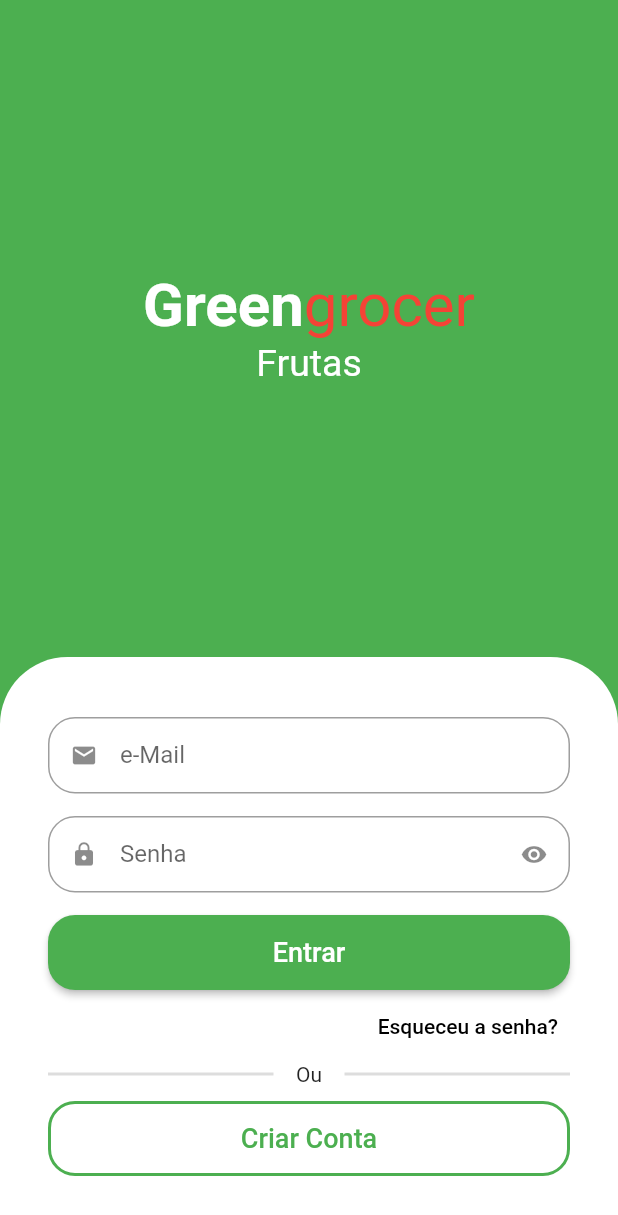
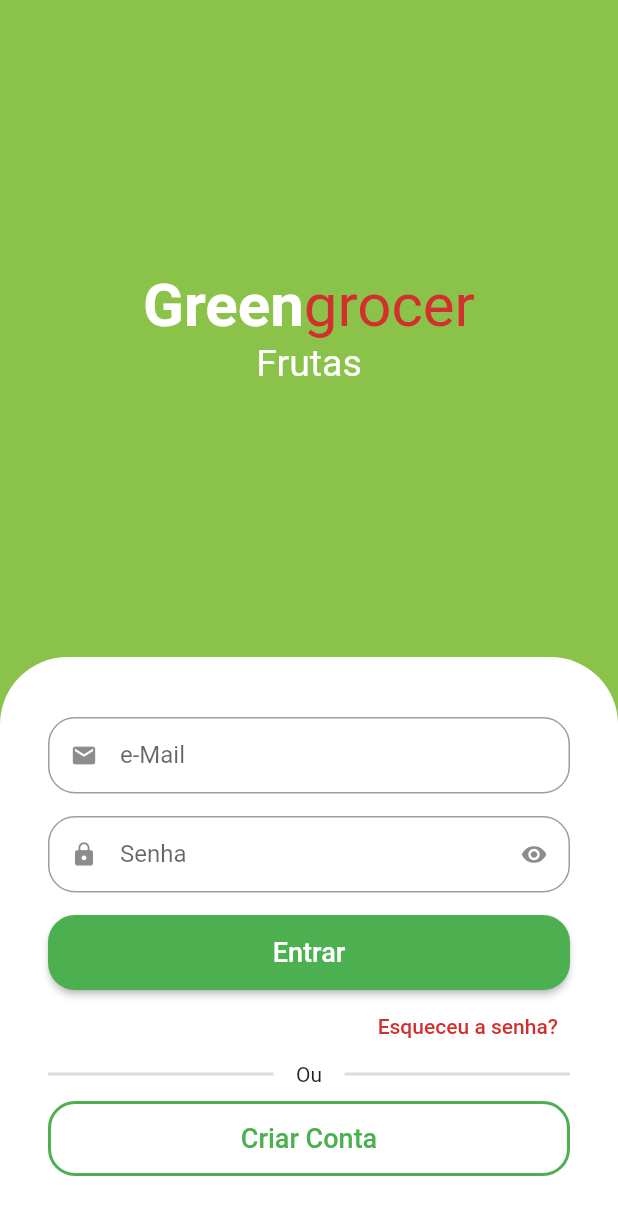
Before and after one commit to manfriny/greengrocer, a Flutter app: the screen it shows after launch, on a phone screen of 412 x 824 dp. Shown: the top 1215 px of the screen. Run offline on Flutter 3.47's test engine with Material 2 defaults, Android fonts, the phone set to English and light mode, and no system bars; drawn by our look-alikes of animated_text_kit.

Commit message:
Aula10 Finalizado a tela de login

```diff
--- a/lib/src/auth/sign_in_screen.dart
+++ b/lib/src/auth/sign_in_screen.dart
@@ -1,6 +1,7 @@
 import 'package:animated_text_kit/animated_text_kit.dart';
 import 'package:flutter/material.dart';
 import 'package:greengrocer/src/auth/components/custom_text_field.dart';
+import 'package:greengrocer/src/config/custom_colors.dart';
 
 class SignInScreen extends StatelessWidget {
   const SignInScreen({super.key});
@@ -8,7 +9,7 @@ class SignInScreen extends StatelessWidget {
   @override
   Widget build(BuildContext context) {
     return Scaffold(
-      backgroundColor: Colors.green,
+      backgroundColor: CustomColors.customSwatchColor,
       body: Column(
         children: [
           Expanded(
@@ -16,13 +17,13 @@ class SignInScreen extends StatelessWidget {
               mainAxisAlignment: MainAxisAlignment.center,
               children: [
                 //Nome do APP
-                const Text.rich(
+                Text.rich(
                   TextSpan(
-                    style: TextStyle(
+                    style: const TextStyle(
                       fontSize: 40,
                     ),
                     children: [
-                      TextSpan(
+                      const TextSpan(
                         text: 'Green',
                         style: TextStyle(
                           color: Colors.white,
@@ -32,7 +33,7 @@ class SignInScreen extends StatelessWidget {
                       TextSpan(
                         text: 'grocer',
                         style: TextStyle(
-                          color: Colors.red,
+                          color: CustomColors.customContrastColor,
                         ),
                       ),
                     ],
@@ -115,9 +116,9 @@ class SignInScreen extends StatelessWidget {
                   alignment: Alignment.centerRight,
                   child: TextButton(
                     onPressed: () {},
-                    child: const Text(
+                    child: Text(
                       'Esqueceu a senha?',
-                      style: TextStyle(color: Colors.black),
+                      style: TextStyle(color: CustomColors.customContrastColor),
                     ),
                   ),
                 ),
--- /dev/null
+++ b/lib/src/config/custom_colors.dart
@@ -0,0 +1,21 @@
+import 'package:flutter/material.dart';
+
+Map<int, Color> _swatchOpacity = {
+  50: const Color.fromRGBO(139, 195, 74, .1),
+  100: const Color.fromRGBO(139, 195, 74, .2),
+  200: const Color.fromRGBO(139, 195, 74, .3),
+  300: const Color.fromRGBO(139, 195, 74, .4),
+  400: const Color.fromRGBO(139, 195, 74, .5),
+  500: const Color.fromRGBO(139, 195, 74, .6),
+  600: const Color.fromRGBO(139, 195, 74, .7),
+  700: const Color.fromRGBO(139, 195, 74, .8),
+  800: const Color.fromRGBO(139, 195, 74, .9),
+  900: const Color.fromRGBO(139, 195, 74, 1),
+};
+
+abstract class CustomColors {
+  static Color customContrastColor = Colors.red.shade700;
+
+  static MaterialColor customSwatchColor =
+      MaterialColor(0xFF8BC34A, _swatchOpacity);
+}
```
